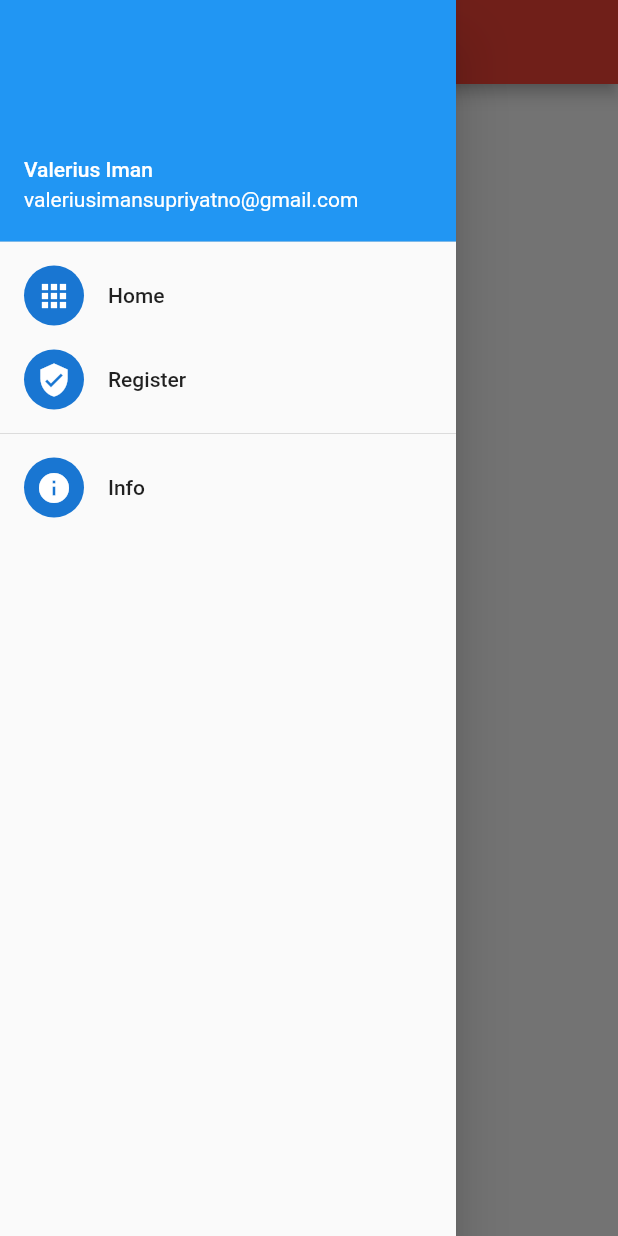
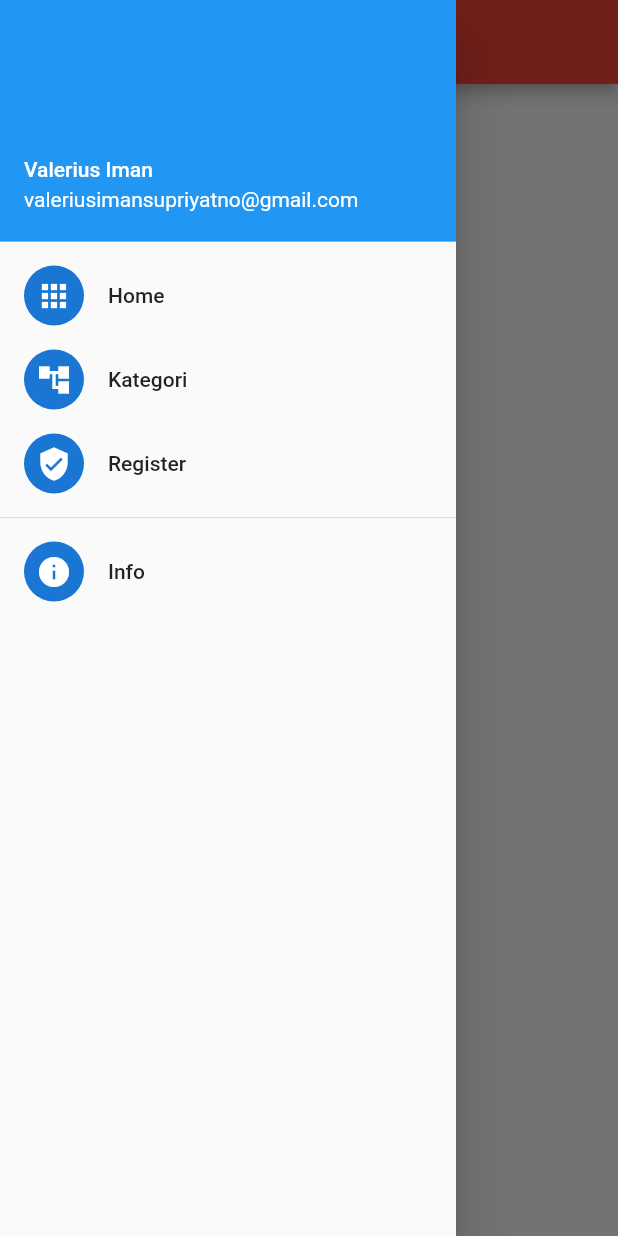
Before and after one commit to ValeriusImanSupriyatno/test-flutter, a Flutter app: the screen it shows after launch, with the side drawer open, on a phone screen of 412 x 824 dp. Run offline on Flutter 3.47's test engine with Material 2 defaults, Android fonts, the phone set to English and light mode, and no system bars.

Commit message:
add menu kategori

```diff
--- a/lib/Home/HomeView.dart
+++ b/lib/Home/HomeView.dart
@@ -19,7 +19,7 @@ class _HomeViewState extends HomeController {
       drawer: Drawer(
         child: ListView(
           padding: EdgeInsets.all(0.0),
-          children: const [
+          children:  [
             UserAccountsDrawerHeader(
                 accountName: Text('Valerius Iman'),
                 accountEmail: Text('valeriusimansupriyatno@gmail.com')),
@@ -28,6 +28,13 @@ class _HomeViewState extends HomeController {
               leading: CircleAvatar(
                 child: Icon(Icons.apps),
               ),
+            ),
+            ListTile(
+              title: Text('Kategori'),
+              leading: CircleAvatar(
+                child: Icon(Icons.account_tree),
+              ),
+              onTap: () => Navigator.of(context).pushNamed('/kategori'),
             ),
             ListTile(
               title: Text('Register'),
--- /dev/null
+++ b/lib/Kategori/KategoriController.dart
@@ -0,0 +1,6 @@
+import 'package:app_flutter/Kategori/KategoriView.dart';
+import 'package:flutter/material.dart';
+
+abstract class HomeController extends State<KategoriView> {
+
+}
--- a/lib/home.dart
+++ b/lib/home.dart
@@ -1,5 +1,6 @@
 import 'package:flutter/material.dart';
 import 'Home/HomeView.dart';
+import 'Kategori/KategoriView.dart';
 
 class HomeApps extends StatefulWidget {
   const HomeApps({Key? key}) : super(key: key);
@@ -11,6 +12,13 @@ class HomeApps extends StatefulWidget {
 class _HomeAppsState extends State<HomeApps> {
   @override
   Widget build(BuildContext context) {
-    return MaterialApp(title: "Valerius Iman", home: HomeView());
+    return MaterialApp(
+      title: "Valerius Iman",
+      routes: {
+        '/': (BuildContext _) => const HomeView(),
+        '/kategori' : (BuildContext _) => const KategoriView(),
+      },
+      initialRoute: '/',
+    );
   }
 }
```
Also changed, not shown: lib/Kategori/KategoriView.dart (added, +22 -0 lines).
